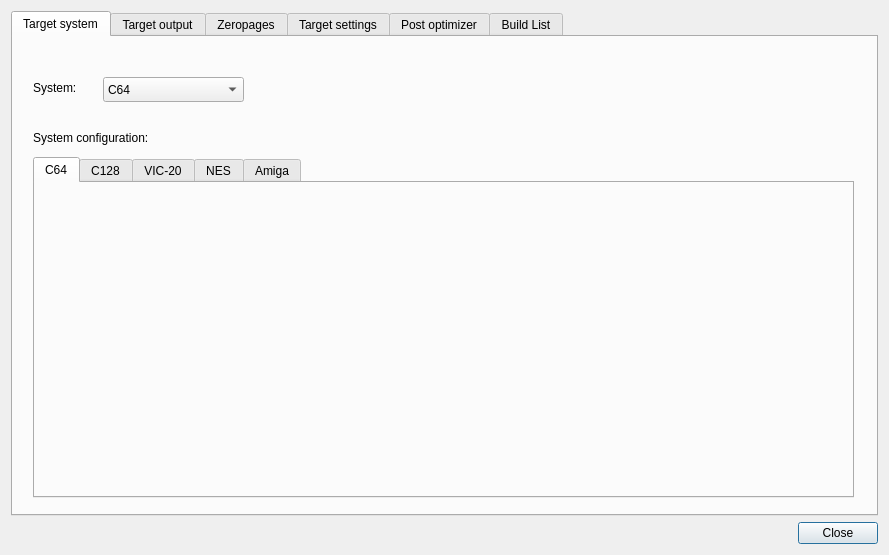
The window that source/dialogprojectsettings.ui (leuat/TRSE) describes before a commit, drawn with Qt 5.
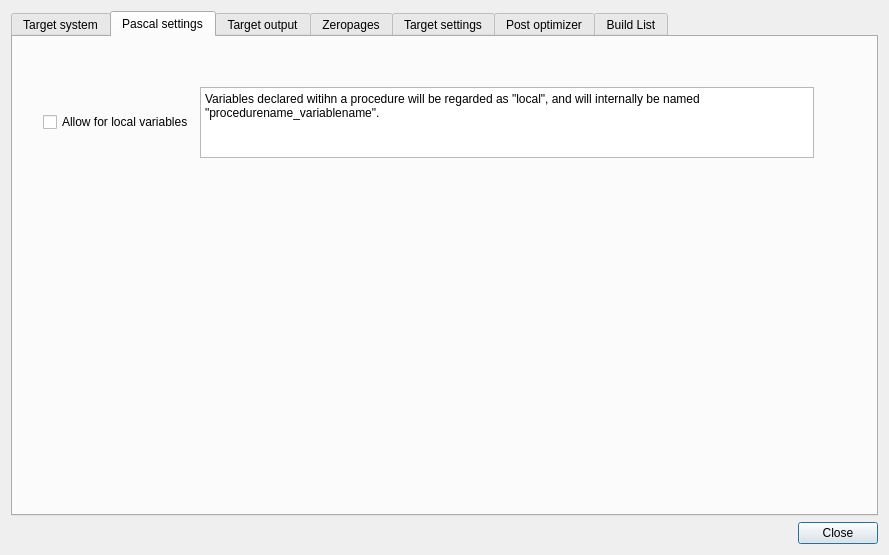
The same window after the commit.

Commit message: Local variables implemented

```diff
--- a/source/dialogprojectsettings.ui
+++ b/source/dialogprojectsettings.ui
@@ -43,7 +43,7 @@
      <item>
       <widget class="QTabWidget" name="tabZP">
        <property name="currentIndex">
-        <number>0</number>
+        <number>1</number>
        </property>
        <widget class="QWidget" name="tab_3">
         <attribute name="title">
@@ -121,8 +121,8 @@
          <property name="geometry">
           <rect>
            <x>20</x>
-           <y>80</y>
-           <width>141</width>
+           <y>130</y>
+           <width>221</width>
            <height>41</height>
           </rect>
          </property>
@@ -134,9 +134,9 @@
          <property name="geometry">
           <rect>
            <x>20</x>
-           <y>120</y>
+           <y>180</y>
            <width>821</width>
-           <height>341</height>
+           <height>281</height>
           </rect>
          </property>
          <property name="currentIndex">
@@ -351,6 +351,54 @@
            <string>Amiga</string>
           </attribute>
          </widget>
+        </widget>
+        <widget class="QLabel" name="label_26">
+         <property name="geometry">
+          <rect>
+           <x>430</x>
+           <y>410</y>
+           <width>54</width>
+           <height>41</height>
+          </rect>
+         </property>
+         <property name="text">
+          <string>System:</string>
+         </property>
+        </widget>
+       </widget>
+       <widget class="QWidget" name="tab_9">
+        <attribute name="title">
+         <string>Pascal settings</string>
+        </attribute>
+        <widget class="QWidget" name="">
+         <property name="geometry">
+          <rect>
+           <x>30</x>
+           <y>50</y>
+           <width>771</width>
+           <height>71</height>
+          </rect>
+         </property>
+         <layout class="QGridLayout" name="gridLayout_8">
+          <item row="0" column="0">
+           <widget class="QCheckBox" name="chkLocalVariables">
+            <property name="text">
+             <string>Allow for local variables</string>
+            </property>
+           </widget>
+          </item>
+          <item row="0" column="1">
+           <widget class="QTextBrowser" name="textBrowser_3">
+            <property name="html">
+             <string>&lt;!DOCTYPE HTML PUBLIC &quot;-//W3C//DTD HTML 4.0//EN&quot; &quot;http://www.w3.org/TR/REC-html40/strict.dtd&quot;&gt;
+&lt;html&gt;&lt;head&gt;&lt;meta name=&quot;qrichtext&quot; content=&quot;1&quot; /&gt;&lt;style type=&quot;text/css&quot;&gt;
+p, li { white-space: pre-wrap; }
+&lt;/style&gt;&lt;/head&gt;&lt;body style=&quot; font-family:'Noto Sans'; font-size:9pt; font-weight:400; font-style:normal;&quot;&gt;
+&lt;p style=&quot; margin-top:0px; margin-bottom:0px; margin-left:0px; margin-right:0px; -qt-block-indent:0; text-indent:0px;&quot;&gt;Variables declared witihn a procedure will be regarded as &amp;quot;local&amp;quot;, and will internally be named &amp;quot;procedurename_variablename&amp;quot;.&lt;/p&gt;&lt;/body&gt;&lt;/html&gt;</string>
+            </property>
+           </widget>
+          </item>
+         </layout>
         </widget>
        </widget>
        <widget class="QWidget" name="tab_5">
```
The commit also changes 19 other files.
